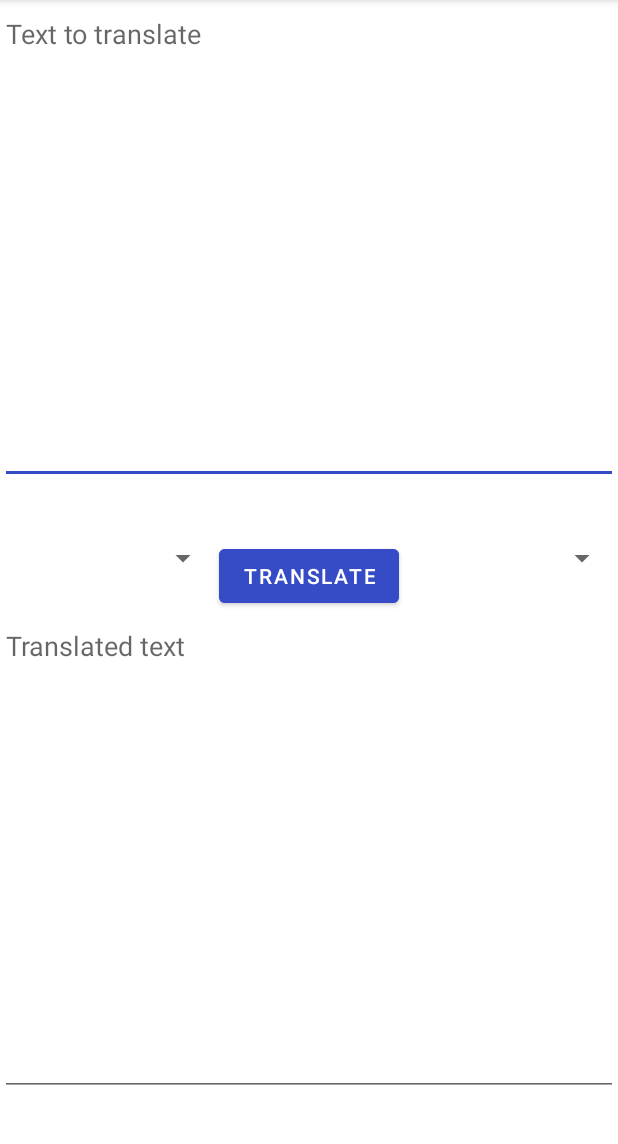
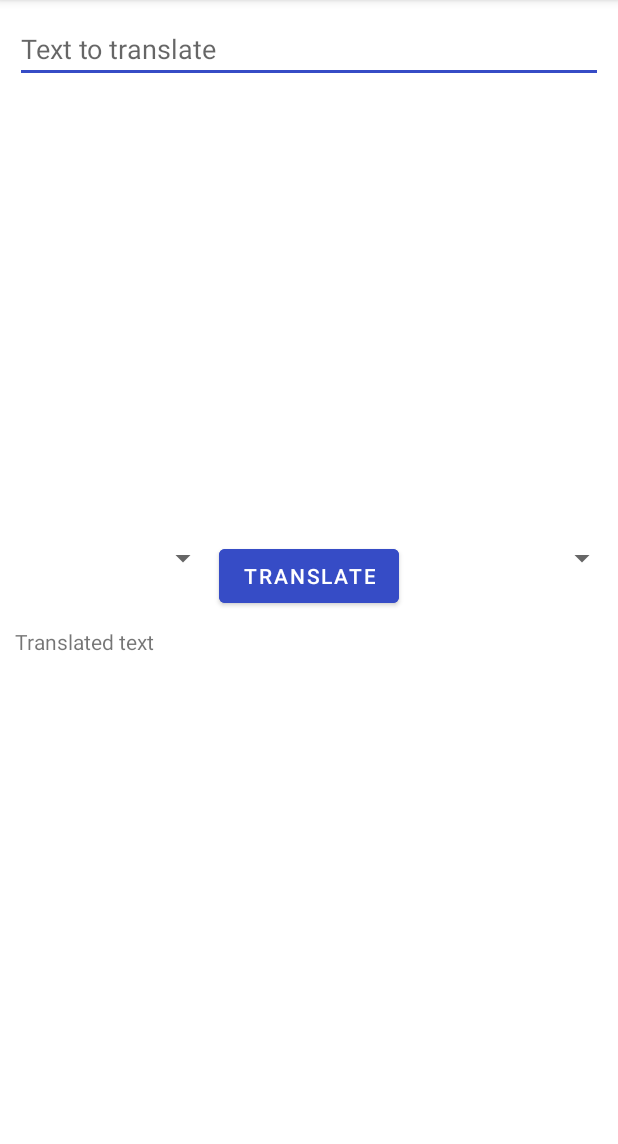
Before and after one commit to Setr0/TranslationApp, an Android app: the screen it shows after launch (MainActivity), on a phone screen of 412 x 824 dp, the part 84-1228 px from its top. Run offline under Robolectric (Android 15) with nearby library versions, the phone set to English and light mode, and no system bars.

Commit message:
Updated the layout

```diff
--- a/app/src/main/AndroidManifest.xml
+++ b/app/src/main/AndroidManifest.xml
@@ -15,6 +15,7 @@
         android:theme="@style/Theme.TranslationApp"
         tools:targetApi="31">
         <activity
+            android:windowSoftInputMode="adjustPan"
             android:name=".MainActivity"
             android:exported="true">
             <intent-filter>
--- a/app/src/main/res/layout/activity_main.xml
+++ b/app/src/main/res/layout/activity_main.xml
@@ -13,10 +13,12 @@
         android:id="@+id/fromEditText"
         android:hint="Text to translate"
         android:scrollbars="vertical"
-        android:lines="14"
         android:gravity="top|left"
         android:overScrollMode="always"
-        android:scrollbarStyle="insideInset"/>
+        android:scrollbarStyle="insideInset"
+        android:layout_marginLeft="10dp"
+        android:layout_marginRight="10dp"
+        android:layout_marginTop="10dp"/>
 
     <LinearLayout
         android:layout_width="match_parent"
@@ -41,17 +43,14 @@
     </LinearLayout>
 
 
-    <EditText
+    <TextView
         android:layout_width="match_parent"
-        android:layout_height="wrap_content"
-        android:inputType="text|textMultiLine"
-        android:id="@+id/toEditText"
-        android:layout_below="@+id/dropDownMenu"
-        android:hint="Translated text"
-        android:gravity="top|left"
-        android:scrollbars="vertical"
-        android:overScrollMode="always"
-        android:scrollbarStyle="insideInset"
-        android:lines="14"/>
+        android:layout_height="match_parent"
+        android:layout_below="@id/dropDownMenu"
+        android:text="Translated text"
+        android:layout_marginLeft="10dp"
+        android:layout_marginRight="10dp"
+        android:layout_marginTop="10dp"
+        android:layout_marginBottom="10dp"/>
 
 </RelativeLayout>
```
